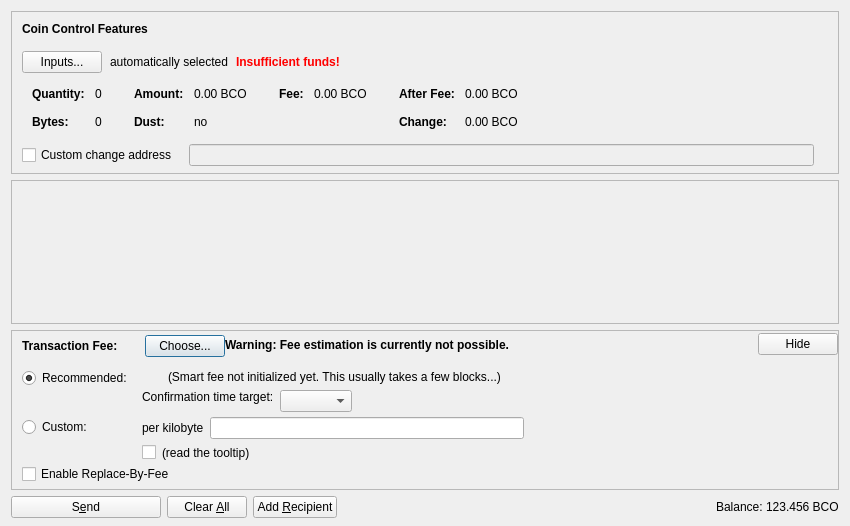
Qt form src/qt/forms/sendcoinsdialog.ui (goomario/btchd) before a commit.
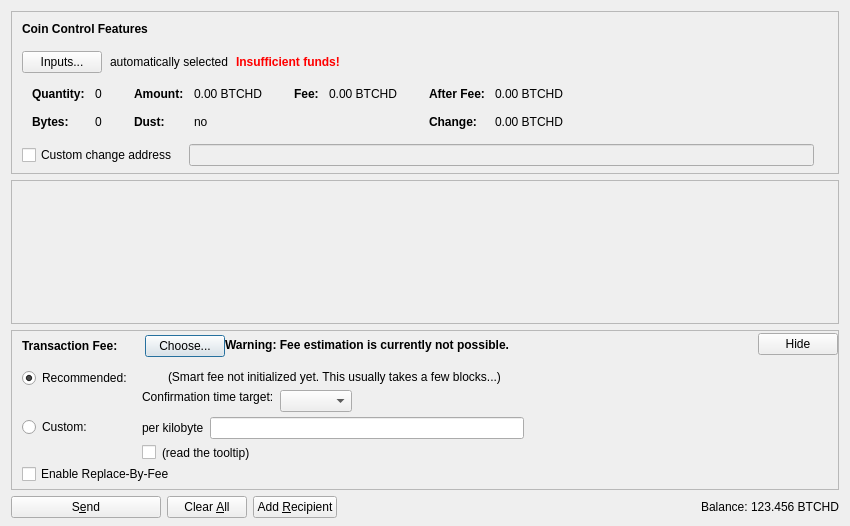
The same form after that commit. Icons and pictures are not drawn. Custom widgets are drawn as their Qt base class.

Commit message: rename strings to BTCHD

What changed in the file:
```diff
--- a/src/qt/forms/sendcoinsdialog.ui
+++ b/src/qt/forms/sendcoinsdialog.ui
@@ -324,7 +324,7 @@
                   <enum>Qt::ActionsContextMenu</enum>
                  </property>
                  <property name="text">
-                  <string notr="true">0.00 BCO</string>
+                  <string notr="true">0.00 BTCHD</string>
                  </property>
                  <property name="textInteractionFlags">
                   <set>Qt::LinksAccessibleByMouse|Qt::TextSelectableByKeyboard|Qt::TextSelectableByMouse</set>
@@ -404,7 +404,7 @@
                   <enum>Qt::ActionsContextMenu</enum>
                  </property>
                  <property name="text">
-                  <string notr="true">0.00 BCO</string>
+                  <string notr="true">0.00 BTCHD</string>
                  </property>
                  <property name="textInteractionFlags">
                   <set>Qt::LinksAccessibleByMouse|Qt::TextSelectableByKeyboard|Qt::TextSelectableByMouse</set>
@@ -455,7 +455,7 @@
                   <enum>Qt::ActionsContextMenu</enum>
                  </property>
                  <property name="text">
-                  <string notr="true">0.00 BCO</string>
+                  <string notr="true">0.00 BTCHD</string>
                  </property>
                  <property name="textInteractionFlags">
                   <set>Qt::LinksAccessibleByMouse|Qt::TextSelectableByKeyboard|Qt::TextSelectableByMouse</set>
@@ -484,7 +484,7 @@
                   <enum>Qt::ActionsContextMenu</enum>
                  </property>
                  <property name="text">
-                  <string notr="true">0.00 BCO</string>
+                  <string notr="true">0.00 BTCHD</string>
                  </property>
                  <property name="textInteractionFlags">
                   <set>Qt::LinksAccessibleByMouse|Qt::TextSelectableByKeyboard|Qt::TextSelectableByMouse</set>
@@ -1247,7 +1247,7 @@
           <cursorShape>IBeamCursor</cursorShape>
          </property>
          <property name="text">
-          <string notr="true">123.456 BCO</string>
+          <string notr="true">123.456 BTCHD</string>
          </property>
          <property name="textInteractionFlags">
           <set>Qt::LinksAccessibleByMouse|Qt::TextSelectableByKeyboard|Qt::TextSelectableByMouse</set>
```
Left out of the diff: 4 changed lines with no effect on the pictures. The commit also changes 311 other files.
